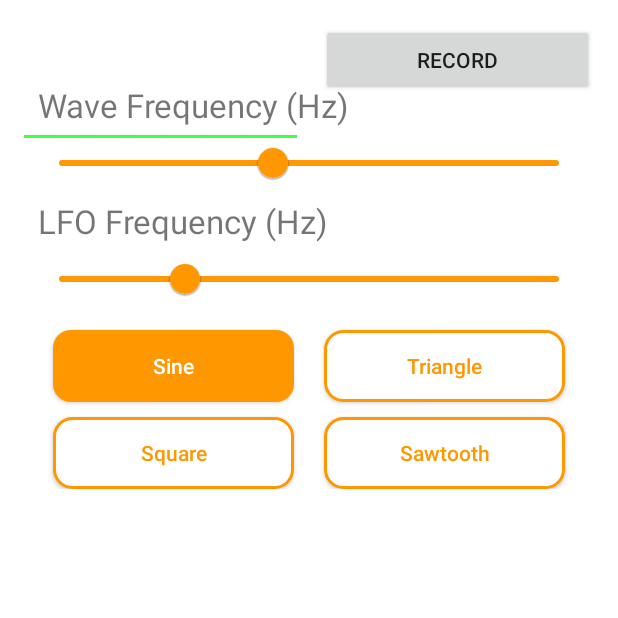
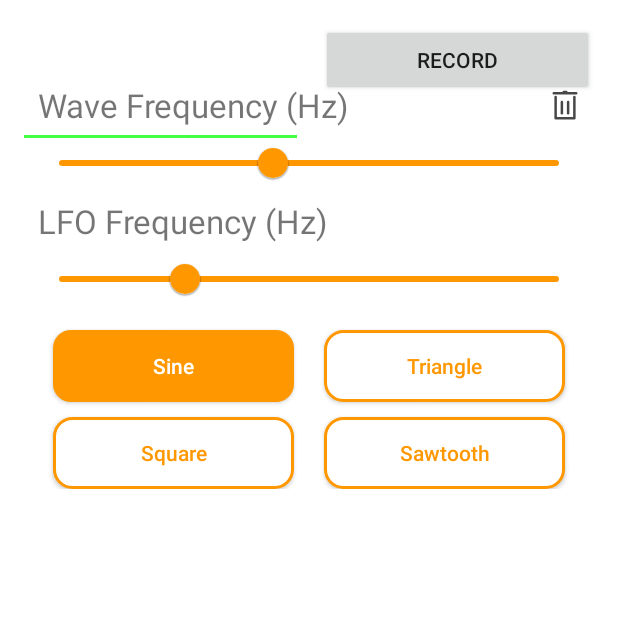
Before and after one commit to Sankar-Ayachitula/Synthesizer-App, an Android app: the screen it shows after launch (MainActivity), after a tap on "ADD WAVEFORM", on a phone screen of 412 x 824 dp, the top half of it. Run offline under Robolectric (Android 15) with nearby library versions, the phone set to English and light mode, and no system bars; 3 statements that could not run were skipped.

Commit message:
Added delete button for wave_recycler_item in Recycler Adapter

```diff
--- a/app/src/main/java/edu/northeastern/synthesizer/adapters/WaveAdapter.java
+++ b/app/src/main/java/edu/northeastern/synthesizer/adapters/WaveAdapter.java
@@ -4,7 +4,6 @@ import static edu.northeastern.synthesizer.adapters.WaveType.SAWTOOTH;
 import static edu.northeastern.synthesizer.adapters.WaveType.SINE;
 import static edu.northeastern.synthesizer.adapters.WaveType.SQUARE;
 import static edu.northeastern.synthesizer.adapters.WaveType.TRIANGLE;
-import edu.northeastern.synthesizer.adapters.WaveType;
 
 import android.content.Context;
 import android.graphics.Color;
@@ -12,6 +11,7 @@ import android.view.LayoutInflater;
 import android.view.View;
 import android.view.ViewGroup;
 import android.widget.Button;
+import android.widget.ImageButton;
 
 import androidx.annotation.NonNull;
 import androidx.recyclerview.widget.RecyclerView;
@@ -22,6 +22,7 @@ import java.util.List;
 
 import edu.northeastern.synthesizer.R;
 import edu.northeastern.synthesizer.models.WaveModel;
+import edu.northeastern.synthesizer.utils.NativeSynth;
 
 public class WaveAdapter extends RecyclerView.Adapter<WaveAdapter.WaveViewHolder> {
 
@@ -55,8 +56,8 @@ public class WaveAdapter extends RecyclerView.Adapter<WaveAdapter.WaveViewHolder
 
         Button btnSine, btnTriangle, btnSquare, btnSaw;
         Button[] buttons;
-
         Slider freqSlider, lfoSlider;
+        ImageButton deleteButton;
         Context context;
 
         public WaveViewHolder(@NonNull View itemView) {
@@ -70,37 +71,21 @@ public class WaveAdapter extends RecyclerView.Adapter<WaveAdapter.WaveViewHolder
             freqSlider = itemView.findViewById(R.id.freq_slider);
             lfoSlider = itemView.findViewById(R.id.lfo_slider);
 
+            deleteButton = itemView.findViewById(R.id.deleteButton);
+
             buttons = new Button[]{btnSine, btnTriangle, btnSquare, btnSaw};
         }
 
         public void bind(WaveModel model, int position) {
 
-            // Restore slider states
             freqSlider.setValue(model.frequency);
             lfoSlider.setValue(model.lfoFrequency);
-
-            // Restore wave type button highlight
             highlightWaveType(WaveType.values()[model.waveType]);
 
-            // --------- BUTTON LISTENERS ---------
-
-            btnSine.setOnClickListener(v -> {
-                updateType(model, WaveType.SINE, position);
-            });
-
-            btnTriangle.setOnClickListener(v -> {
-                updateType(model, WaveType.TRIANGLE, position);
-            });
-
-            btnSquare.setOnClickListener(v -> {
-                updateType(model, WaveType.SQUARE, position);
-            });
-
-            btnSaw.setOnClickListener(v -> {
-                updateType(model, WaveType.SAWTOOTH, position);
-            });
-
-            // --------- SLIDER LISTENERS ---------
+            btnSine.setOnClickListener(v -> updateType(model, WaveType.SINE, position));
+            btnTriangle.setOnClickListener(v -> updateType(model, WaveType.TRIANGLE, position));
+            btnSquare.setOnClickListener(v -> updateType(model, WaveType.SQUARE, position));
+            btnSaw.setOnClickListener(v -> updateType(model, WaveType.SAWTOOTH, position));
 
             freqSlider.addOnChangeListener((slider, value, fromUser) -> {
                 model.frequency = value;
@@ -111,6 +96,24 @@ public class WaveAdapter extends RecyclerView.Adapter<WaveAdapter.WaveViewHolder
                 model.lfoFrequency = value;
                 listener.onWaveLfoChanged(position, model);
             });
+
+            deleteButton.setOnClickListener(v -> {
+
+                int pos = getBindingAdapterPosition();
+                if (pos == RecyclerView.NO_POSITION) return;
+
+                WaveModel m = waves.get(pos);
+
+                NativeSynth.removeWave(m.waveId);
+
+                waves.remove(pos);
+
+                notifyItemRemoved(pos);
+                notifyItemRangeChanged(pos, waves.size());
+
+            });
+
+
         }
 
         private void updateType(WaveModel model, WaveType type, int position) {
@@ -120,27 +123,16 @@ public class WaveAdapter extends RecyclerView.Adapter<WaveAdapter.WaveViewHolder
         }
 
         private void highlightWaveType(WaveType type) {
-
-            // clear all
             for (Button btn : buttons) {
                 btn.setSelected(false);
                 btn.setTextColor(context.getColor(R.color.orange));
             }
 
-            // highlight selected
             switch (type) {
-                case SINE:
-                    select(btnSine);
-                    break;
-                case TRIANGLE:
-                    select(btnTriangle);
-                    break;
-                case SQUARE:
-                    select(btnSquare);
-                    break;
-                case SAWTOOTH:
-                    select(btnSaw);
-                    break;
+                case SINE:     select(btnSine); break;
+                case TRIANGLE: select(btnTriangle); break;
+                case SQUARE:   select(btnSquare); break;
+                case SAWTOOTH: select(btnSaw); break;
             }
         }
 
--- /dev/null
+++ b/app/src/main/res/drawable/bin_delete.xml
@@ -0,0 +1,11 @@
+<vector xmlns:android="http://schemas.android.com/apk/res/android" android:alpha="0.72" android:height="800dp" android:viewportHeight="48" android:viewportWidth="48" android:width="800dp">
+
+    <path android:fillColor="#000000" android:pathData="M42,3H28a2,2 0,0 0,-2 -2H22a2,2 0,0 0,-2 2H6A2,2 0,0 0,6 7H42a2,2 0,0 0,0 -4Z"/>
+
+    <path android:fillColor="#000000" android:pathData="M39,9a2,2 0,0 0,-2 2V43H11V11a2,2 0,0 0,-4 0V45a2,2 0,0 0,2 2H39a2,2 0,0 0,2 -2V11A2,2 0,0 0,39 9Z"/>
+
+    <path android:fillColor="#000000" android:pathData="M21,37V19a2,2 0,0 0,-4 0V37a2,2 0,0 0,4 0Z"/>
+
+    <path android:fillColor="#000000" android:pathData="M31,37V19a2,2 0,0 0,-4 0V37a2,2 0,0 0,4 0Z"/>
+
+</vector>
--- a/app/src/main/res/layout/rv_wave_item.xml
+++ b/app/src/main/res/layout/rv_wave_item.xml
@@ -123,4 +123,16 @@
         app:layout_constraintEnd_toEndOf="parent"
         app:layout_constraintHorizontal_weight="1" />
 
+    <ImageButton
+        android:id="@+id/deleteButton"
+        android:layout_width="20dp"
+        android:layout_height="20dp"
+        android:src="@drawable/bin_delete"
+        android:adjustViewBounds="true"
+        android:scaleType="fitCenter"
+        android:background="@null"
+        app:layout_constraintBottom_toBottomOf="@+id/wave_frequency_tv"
+        app:layout_constraintEnd_toEndOf="parent"
+        app:layout_constraintTop_toTopOf="@+id/wave_frequency_tv" />
+
 </androidx.constraintlayout.widget.ConstraintLayout>
```
Also changed, not shown: 1 other file.
